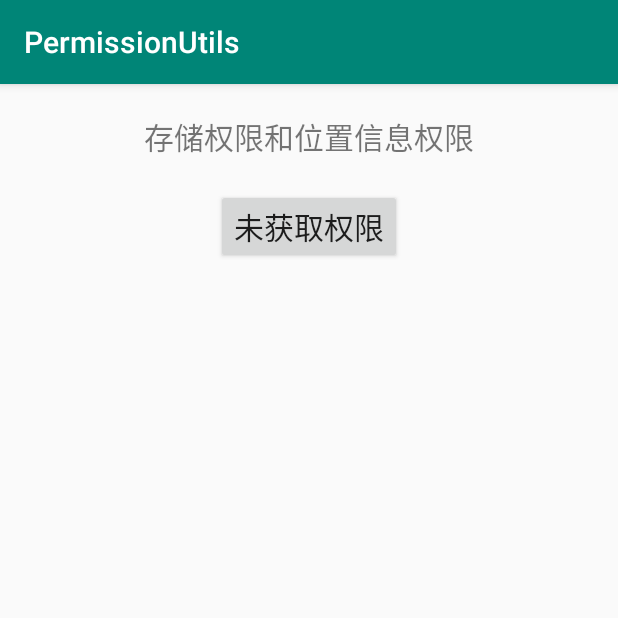
After one commit to jojo-1994/PermissionUtils, an Android app: the CustomDialogActivity screen opened directly, with no data from a screen before it, on a phone screen of 412 x 824 dp, the top half of it. The commit adds this screen. Run offline under Robolectric (Android 15) with nearby library versions, the phone set to English and light mode, and no system bars; 1 statement that could not run was skipped.

Commit message:
Add demo activity

```diff
--- a/app/build.gradle
+++ b/app/build.gradle
@@ -28,6 +28,7 @@ dependencies {
     implementation 'com.android.support:appcompat-v7:28.0.0'
     implementation 'com.android.support.constraint:constraint-layout:1.1.3'
     testImplementation 'junit:junit:4.12'
-//    implementation project(path: ':permission')
-    implementation 'com.github.jjjSilence:PermissionUtils:1.0.2'
+    implementation 'com.github.jjjSilence:SmartPopupWindow:1.0.4'
+    implementation project(path: ':permission')
+//    implementation 'com.github.jjjSilence:PermissionUtils:1.0.4'
 }
--- a/app/src/main/AndroidManifest.xml
+++ b/app/src/main/AndroidManifest.xml
@@ -4,6 +4,8 @@
 
     <uses-permission android:name="android.permission.CAMERA" />
     <uses-permission android:name="android.permission.RECORD_AUDIO" />
+    <uses-permission android:name="android.permission.WRITE_EXTERNAL_STORAGE" />
+    <uses-permission android:name="android.permission.ACCESS_FINE_LOCATION" />
 
     <application
         android:allowBackup="true"
@@ -19,6 +21,9 @@
                 <category android:name="android.intent.category.LAUNCHER" />
             </intent-filter>
         </activity>
+
+        <activity android:name="com.jjj.permission.utils.CustomDialogActivity" />
+        <activity android:name="com.jjj.permission.utils.DefaultDialogActivity" />
     </application>
 
 </manifest>
--- /dev/null
+++ b/app/src/main/java/com/jjj/permission/utils/CustomDialogActivity.java
@@ -0,0 +1,78 @@
+package com.jjj.permission.utils;
+
+import android.Manifest;
+import android.os.Bundle;
+import android.support.annotation.NonNull;
+import android.support.annotation.Nullable;
+import android.support.v7.app.AppCompatActivity;
+import android.widget.Button;
+
+import com.jjj.permission.CustomPermissionCallback;
+import com.jjj.permission.PermissionManager;
+import com.jjj.permissionutils.R;
+
+/**
+ * xx
+ *
+ * @author jiangjiaojiao
+ * @since 2020-07-20
+ */
+public class CustomDialogActivity extends AppCompatActivity {
+    private static String[] NEEDED_PERMISSIONS = new String[]{
+            Manifest.permission.WRITE_EXTERNAL_STORAGE,
+            Manifest.permission.ACCESS_FINE_LOCATION,
+    };
+
+    private PermissionManager mPermissionManager;
+    private CustomPopupwindow mPermissionPopupwindow;
+    private Button mStatusButton;
+
+    @Override
+    protected void onCreate(@Nullable Bundle savedInstanceState) {
+        super.onCreate(savedInstanceState);
+        setContentView(R.layout.custom_dialog_activity);
+        mStatusButton = findViewById(R.id.status_button);
+
+        mPermissionPopupwindow = new CustomPopupwindow();
+        mPermissionManager = new PermissionManager(this, NEEDED_PERMISSIONS, new CustomPermissionCallback() {
+
+            @Override
+            public void grantedPermissions() {
+                //初始化工作
+                init();
+                mStatusButton.setText("未获取权限");
+            }
+
+            @Override
+            public void deniedPermissions() {
+                super.deniedPermissions();
+                mStatusButton.setText("未获取权限");
+            }
+
+            @Override
+            public void showCustomTipsDialog() {
+                mPermissionPopupwindow.showCustomTipsPopupWindow(CustomDialogActivity.this, NEEDED_PERMISSIONS);
+            }
+
+            @Override
+            public void hideCustomTipsDialog() {
+                mPermissionPopupwindow.hideCustomTipsPopupWindow();
+            }
+        });
+    }
+
+    @Override
+    protected void onResume() {
+        super.onResume();
+        mPermissionManager.onResume();
+    }
+
+    @Override
+    public void onRequestPermissionsResult(int requestCode, @NonNull String[] permissions, @NonNull int[] grantResults) {
+        super.onRequestPermissionsResult(requestCode, permissions, grantResults);
+        mPermissionManager.onRequestPermissionsResult(requestCode);
+    }
+
+    private void init() {
+    }
+}
--- /dev/null
+++ b/app/src/main/java/com/jjj/permission/utils/CustomPopupwindow.java
@@ -0,0 +1,61 @@
+package com.jjj.permission.utils;
+
+import android.app.Activity;
+import android.support.annotation.NonNull;
+import android.view.Gravity;
+import android.view.View;
+import android.widget.TextView;
+
+import com.jjj.permission.PermissionUtils;
+import com.jjj.permissionutils.R;
+import com.jjj.smartpopupwindow.CommonPopupWindow;
+
+/**
+ * xx
+ *
+ * @author jiangjiaojiao
+ * @since 2020-07-22
+ */
+public class CustomPopupwindow {
+    private CommonPopupWindow mCommonPopupWindow;
+
+    public void showCustomTipsPopupWindow(final Activity activity, final String[] needPermissions) {
+        if (mCommonPopupWindow == null) {
+            mCommonPopupWindow = new CommonPopupWindow(activity)
+                    .setContentView(R.layout.permission_popupwindow)
+                    .setLayoutMatchParent()
+                    .createPopupWindow()
+                    .initPopupWindow(new CommonPopupWindow.InitPoputWindowCallback() {
+                        @Override
+                        public void initPopupWindow(@NonNull View view, @NonNull final CommonPopupWindow popupWindow) {
+                            mCommonPopupWindow = popupWindow;
+                            TextView leftItemView = view.findViewById(R.id.left_item_view);
+                            leftItemView.setOnClickListener(new View.OnClickListener() {
+                                @Override
+                                public void onClick(View v) {
+                                    activity.finish();
+                                    popupWindow.onDismiss();
+                                }
+                            });
+
+                            TextView rightItemView = view.findViewById(R.id.right_item_view);
+                            rightItemView.setOnClickListener(new View.OnClickListener() {
+                                @Override
+                                public void onClick(View v) {
+                                    PermissionUtils.checkAndRequestPermissions(activity, needPermissions);
+                                }
+                            });
+                        }
+                    })
+                    .showAtLocation(activity.findViewById(android.R.id.content),
+                            Gravity.CENTER, 0, 0);
+        }
+        mCommonPopupWindow.showPopupWindow();
+    }
+
+    public void hideCustomTipsPopupWindow() {
+        if (mCommonPopupWindow != null) {
+            mCommonPopupWindow.onDismiss();
+        }
+    }
+}
--- /dev/null
+++ b/app/src/main/res/color/text_color.xml
@@ -0,0 +1,5 @@
+<?xml version="1.0" encoding="utf-8"?>
+<selector xmlns:android="http://schemas.android.com/apk/res/android">
+    <item android:color="@color/primary_color_pressed" android:state_pressed="true" />
+    <item android:color="@color/primary_color" android:state_pressed="false" />
+</selector>
--- /dev/null
+++ b/app/src/main/res/layout/custom_dialog_activity.xml
@@ -0,0 +1,21 @@
+<?xml version="1.0" encoding="utf-8"?>
+<LinearLayout xmlns:android="http://schemas.android.com/apk/res/android"
+    android:layout_width="match_parent"
+    android:layout_height="match_parent"
+    android:gravity="center_horizontal"
+    android:orientation="vertical"
+    android:padding="20dp">
+
+    <TextView
+        android:layout_width="wrap_content"
+        android:layout_height="wrap_content"
+        android:text="存储权限和位置信息权限"
+        android:textSize="20sp" />
+
+    <Button
+        android:id="@+id/status_button"
+        android:layout_width="wrap_content"
+        android:layout_height="wrap_content"
+        android:layout_marginTop="20dp"
+        android:textSize="20sp" />
+</LinearLayout>
--- a/app/src/main/res/values/colors.xml
+++ b/app/src/main/res/values/colors.xml
@@ -3,4 +3,7 @@
     <color name="colorPrimary">#008577</color>
     <color name="colorPrimaryDark">#00574B</color>
     <color name="colorAccent">#D81B60</color>
+
+    <color name="primary_color">#A4FFFF</color>
+    <color name="primary_color_pressed">#E0FCFC</color>
 </resources>
--- /dev/null
+++ b/permission/src/main/java/com/jjj/permission/CustomPermissionCallback.java
@@ -0,0 +1,18 @@
+package com.jjj.permission;
+
+/**
+ * xx
+ *
+ * @author jiangjiaojiao
+ * @since 2020-07-22
+ */
+public abstract class CustomPermissionCallback implements BasePermissionCallback {
+    @Override
+    public boolean isUseDefaultTipsDialog() {
+        return false;
+    }
+
+    @Override
+    public void deniedPermissions() {
+    }
+}
```
Also changed, not shown: app/src/main/java/com/jjj/permission/utils/DefaultDialogActivity.java (added, +67 -0 lines), app/src/main/java/com/jjj/permission/utils/MainActivity.java (+14 -33 lines), app/src/main/res/layout/activity_main.xml (+19 -5 lines), app/src/main/res/layout/default_dialog_activity.xml (added, +21 -0 lines), app/src/main/res/layout/permission_popupwindow.xml (added, +58 -0 lines), permission/src/main/java/com/jjj/permission/PermissionManager.java (+1 -13 lines), permission/src/main/java/com/jjj/permission/PermissionUtils.java (+18 -3 lines), app/src/main/res/drawable-xxhdpi/item_background_pressed.png (added), app/src/main/res/drawable-xxhdpi/item_background_unpressed.png (added).
